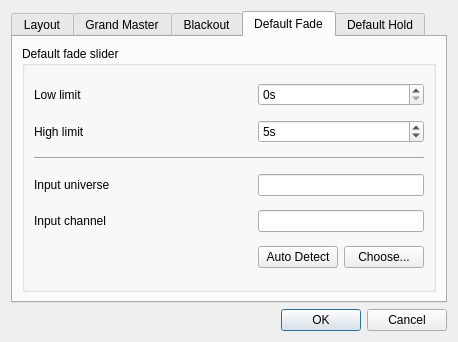
First picture: the form in trunk/ui/src/vcproperties.ui, repository Bondzio/qlc, before the edit.
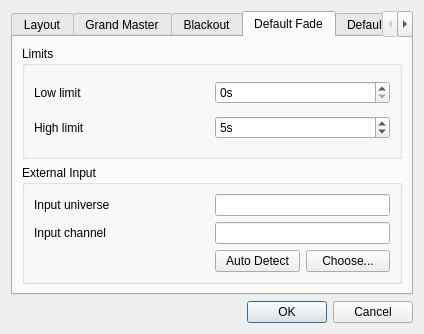
Second picture: the form after the edit. The open tabs and pages were chosen to show the change.

Commit message: Changed VC properties title to include "Settings" to follow the menu item "Settings..." Put fade&hold slider inputs & limits to their own group boxes to follow style.

```diff
--- a/trunk/ui/src/vcproperties.ui
+++ b/trunk/ui/src/vcproperties.ui
@@ -6,8 +6,8 @@
    <rect>
     <x>0</x>
     <y>0</y>
-    <width>458</width>
-    <height>342</height>
+    <width>424</width>
+    <height>334</height>
    </rect>
   </property>
   <property name="windowTitle">
@@ -395,13 +395,13 @@
       <attribute name="title">
        <string>Default Fade</string>
       </attribute>
-      <layout class="QHBoxLayout" name="horizontalLayout">
+      <layout class="QVBoxLayout" name="verticalLayout_5">
        <item>
         <widget class="QGroupBox" name="m_defaultFadeGroup">
          <property name="title">
-          <string>Default fade slider</string>
+          <string>Limits</string>
          </property>
-         <layout class="QGridLayout" name="gridLayout">
+         <layout class="QGridLayout" name="gridLayout_8">
           <item row="0" column="0">
            <widget class="QLabel" name="m_lowFadeLabel">
             <property name="text">
@@ -409,7 +409,7 @@
             </property>
            </widget>
           </item>
-          <item row="0" column="1" colspan="2">
+          <item row="0" column="1">
            <widget class="QSpinBox" name="m_fadeLowSpin">
             <property name="toolTip">
              <string>Lowest value that can be set to the 'fade' bus with the default sliders</string>
@@ -429,7 +429,7 @@
             </property>
            </widget>
           </item>
-          <item row="1" column="1" colspan="2">
+          <item row="1" column="1">
            <widget class="QSpinBox" name="m_fadeHighSpin">
             <property name="toolTip">
              <string>Highest value that can be set to the 'fade' bus with the default sliders</string>
@@ -448,21 +448,23 @@
             </property>
            </widget>
           </item>
-          <item row="2" column="0" colspan="3">
-           <widget class="Line" name="line">
-            <property name="orientation">
-             <enum>Qt::Horizontal</enum>
-            </property>
-           </widget>
-          </item>
-          <item row="4" column="0">
+         </layout>
+        </widget>
+       </item>
+       <item>
+        <widget class="QGroupBox" name="groupBox_3">
+         <property name="title">
+          <string>External Input</string>
+         </property>
+         <layout class="QGridLayout" name="gridLayout">
+          <item row="0" column="0">
            <widget class="QLabel" name="label_3">
             <property name="text">
              <string>Input universe</string>
             </property>
            </widget>
           </item>
-          <item row="4" column="1" colspan="2">
+          <item row="0" column="2" colspan="2">
            <widget class="QLineEdit" name="m_fadeInputUniverseEdit">
             <property name="toolTip">
              <string>Input universe for default fade.</string>
@@ -472,14 +474,14 @@
             </property>
            </widget>
           </item>
-          <item row="5" column="0">
+          <item row="1" column="0">
            <widget class="QLabel" name="label_4">
             <property name="text">
              <string>Input channel</string>
             </property>
            </widget>
           </item>
-          <item row="5" column="1" colspan="2">
+          <item row="1" column="2" colspan="2">
            <widget class="QLineEdit" name="m_fadeInputChannelEdit">
             <property name="toolTip">
              <string>Input channel for default fade.</string>
@@ -489,20 +491,20 @@
             </property>
            </widget>
           </item>
-          <item row="6" column="0">
+          <item row="2" column="0" colspan="2">
            <spacer name="horizontalSpacer">
             <property name="orientation">
              <enum>Qt::Horizontal</enum>
             </property>
             <property name="sizeHint" stdset="0">
              <size>
-              <width>117</width>
-              <height>20</height>
+              <width>168</width>
+              <height>17</height>
              </size>
             </property>
            </spacer>
           </item>
-          <item row="6" column="1">
+          <item row="2" column="2">
            <widget class="QPushButton" name="m_autoDetectFadeInputButton">
             <property name="toolTip">
              <string>When toggled, you can move an external slider/knob to assign it to the default fade slider.</string>
@@ -515,7 +517,7 @@
             </property>
            </widget>
           </item>
-          <item row="6" column="2">
+          <item row="2" column="3">
            <widget class="QPushButton" name="m_chooseFadeInputButton">
             <property name="toolTip">
              <string>Choose an external input universe &amp; channel that the default fade slider should listen to.</string>
```
Left out of the diff: 42 changed lines with no effect on the pictures.
